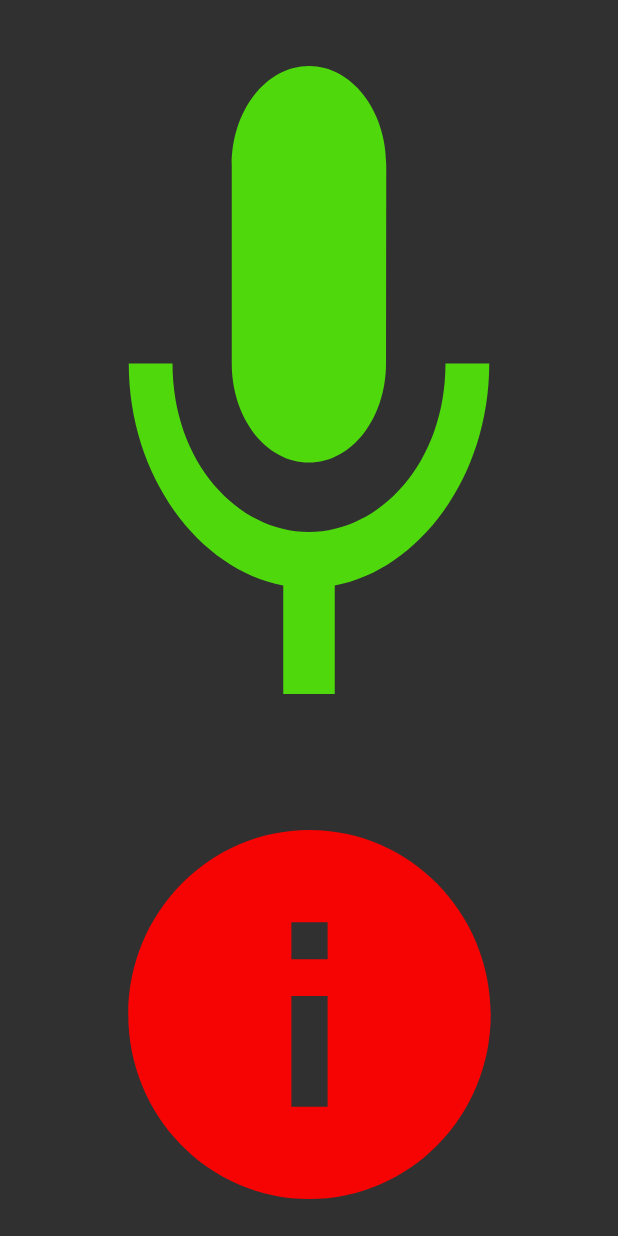
After one commit to volkancicek20/yolov5, an Android app: the Screen screen opened directly, with no data from a screen before it, on a phone screen of 412 x 824 dp. The commit adds this screen. Run offline under Robolectric (Android 15) with nearby library versions, the phone set to English and light mode, and no system bars.

Commit message:
Volkan Son Ürün

```diff
--- /dev/null
+++ b/app/src/main/java/com/example/yolov5tfliteandroid/Screen.java
@@ -0,0 +1,73 @@
+package com.example.yolov5tfliteandroid;
+
+import androidx.annotation.Nullable;
+import androidx.appcompat.app.AppCompatActivity;
+
+import android.content.pm.ActivityInfo;
+
+import android.os.Bundle;
+import android.content.Intent;
+import android.speech.RecognizerIntent;
+import android.speech.SpeechRecognizer;
+import android.speech.tts.TextToSpeech;
+import android.view.View;
+import android.widget.Button;
+
+import java.util.Locale;
+
+public class Screen extends AppCompatActivity {
+    TextToSpeech mTTS;
+    Button button2;
+    SpeechRecognizer speechRecognizer;
+    Intent specIntent;
+    TextToSpeech textToSpeech;
+    public String getText;
+    @Override
+    protected void onCreate(Bundle savedInstanceState) {
+        super.onCreate(savedInstanceState);
+        setContentView(R.layout.activity_screen);
+        this.setRequestedOrientation(ActivityInfo.SCREEN_ORIENTATION_PORTRAIT);
+        button2 = findViewById(R.id.button2);
+        textToSpeech = new TextToSpeech(getApplicationContext(), new TextToSpeech.OnInitListener() {
+            @Override
+            public void onInit(int i) {
+                if(i==TextToSpeech.SUCCESS){
+                    int language = textToSpeech.setLanguage(Locale.ENGLISH);
+                }
+            }
+        });
+        startPageInfo();
+    }
+
+    public void speak(View view){
+        Intent intent = new Intent(RecognizerIntent.ACTION_RECOGNIZE_SPEECH);
+        intent.putExtra(RecognizerIntent.EXTRA_LANGUAGE_MODEL,RecognizerIntent.LANGUAGE_MODEL_FREE_FORM);
+        intent.putExtra(RecognizerIntent.EXTRA_PROMPT,"Start Speaking");
+        startActivityForResult(intent,100);
+
+    }
+    public void info(View view){
+        //String infoString = "You can login by saying 'Start'. Also, tap the bottom of the screen once to learn about application usage.";
+        play();
+    }
+    public void startPageInfo(){
+        String infoString = "Click 2 times above the screen to say the commands, and 2 times below the screen to get information about the commands and the application.";
+        int speech = textToSpeech.speak(infoString, TextToSpeech.QUEUE_FLUSH,null);
+    }
+    public void play(){
+        String infoString = "You can start application by saying for example 'Start School'.";
+        int speech = textToSpeech.speak(infoString, TextToSpeech.QUEUE_FLUSH,null);
+    }
+    @Override
+    protected void onActivityResult(int requestCode, int resultCode, @Nullable Intent data) {
+        super.onActivityResult(requestCode, resultCode, data);
+        if(requestCode==100 && resultCode== RESULT_OK){
+            getText = data.getStringArrayListExtra(RecognizerIntent.EXTRA_RESULTS).get(0);
+            if(getText.equals("Start School") || getText.equals("start School") || getText.equals("Start school") || getText.equals("start school")){
+                Intent intent = new Intent(getApplicationContext(),MainActivity.class);
+                intent.putExtra("School",getText);
+                startActivity(intent);
+            }
+        }
+    }
+}
--- a/app/src/main/java/com/example/yolov5tfliteandroid/analysis/FullScreenAnalyse.java
+++ b/app/src/main/java/com/example/yolov5tfliteandroid/analysis/FullScreenAnalyse.java
@@ -7,7 +7,6 @@ import android.graphics.Color;
 import android.graphics.Matrix;
 import android.graphics.Paint;
 import android.graphics.RectF;
-import android.provider.ContactsContract;
 import android.util.Log;
 import android.widget.ImageView;
 import android.widget.TextView;
@@ -21,14 +20,12 @@ import com.example.yolov5tfliteandroid.detector.Yolov5TFLiteDetector;
 import com.example.yolov5tfliteandroid.utils.ImageProcess;
 import com.example.yolov5tfliteandroid.utils.Recognition;
 
-import org.tensorflow.lite.support.image.TensorImage;
 
 import java.util.ArrayList;
 
 import io.reactivex.rxjava3.android.schedulers.AndroidSchedulers;
 import io.reactivex.rxjava3.core.Observable;
 import io.reactivex.rxjava3.core.ObservableEmitter;
-import io.reactivex.rxjava3.core.Scheduler;
 import io.reactivex.rxjava3.schedulers.Schedulers;
 
 
--- a/app/src/main/java/com/example/yolov5tfliteandroid/utils/Recognition.java
+++ b/app/src/main/java/com/example/yolov5tfliteandroid/utils/Recognition.java
@@ -1,7 +1,7 @@
 package com.example.yolov5tfliteandroid.utils;
 
 import android.graphics.RectF;
-import android.media.MediaPlayer;
+
 
 
 public class Recognition {
--- /dev/null
+++ b/app/src/main/res/drawable/ic_baseline_info_24.xml
@@ -0,0 +1,5 @@
+<vector android:height="24dp" android:tint="#F60303"
+    android:viewportHeight="24" android:viewportWidth="24"
+    android:width="24dp" xmlns:android="http://schemas.android.com/apk/res/android">
+    <path android:fillColor="@android:color/white" android:pathData="M12,2C6.48,2 2,6.48 2,12s4.48,10 10,10 10,-4.48 10,-10S17.52,2 12,2zM13,17h-2v-6h2v6zM13,9h-2L11,7h2v2z"/>
+</vector>
--- /dev/null
+++ b/app/src/main/res/drawable/ic_baseline_mic_24.xml
@@ -0,0 +1,5 @@
+<vector android:height="24dp" android:tint="#4FD90D"
+    android:viewportHeight="24" android:viewportWidth="24"
+    android:width="24dp" xmlns:android="http://schemas.android.com/apk/res/android">
+    <path android:fillColor="@android:color/white" android:pathData="M12,14c1.66,0 2.99,-1.34 2.99,-3L15,5c0,-1.66 -1.34,-3 -3,-3S9,3.34 9,5v6c0,1.66 1.34,3 3,3zM17.3,11c0,3 -2.54,5.1 -5.3,5.1S6.7,14 6.7,11L5,11c0,3.41 2.72,6.23 6,6.72L11,21h2v-3.28c3.28,-0.48 6,-3.3 6,-6.72h-1.7z"/>
+</vector>
--- /dev/null
+++ b/app/src/main/res/layout/activity_screen.xml
@@ -0,0 +1,31 @@
+<?xml version="1.0" encoding="utf-8"?>
+<androidx.constraintlayout.widget.ConstraintLayout xmlns:android="http://schemas.android.com/apk/res/android"
+    xmlns:app="http://schemas.android.com/apk/res-auto"
+    xmlns:tools="http://schemas.android.com/tools"
+    android:layout_width="match_parent"
+    android:layout_height="match_parent"
+    tools:context=".Screen">
+
+    <Button
+        android:id="@+id/button2"
+        android:layout_width="290dp"
+        android:layout_height="295dp"
+        android:background="@drawable/ic_baseline_info_24"
+        android:onClick="info"
+        app:layout_constraintBottom_toBottomOf="parent"
+        app:layout_constraintEnd_toEndOf="parent"
+        app:layout_constraintStart_toStartOf="parent"
+        app:layout_constraintTop_toBottomOf="@+id/button" />
+
+    <Button
+        android:id="@+id/button"
+        android:layout_width="0dp"
+        android:layout_height="0dp"
+        android:background="@drawable/ic_baseline_mic_24"
+        android:onClick="speak"
+        app:layout_constraintBottom_toTopOf="@+id/button2"
+        app:layout_constraintEnd_toEndOf="parent"
+        app:layout_constraintStart_toStartOf="parent"
+        app:layout_constraintTop_toTopOf="parent" />
+
+</androidx.constraintlayout.widget.ConstraintLayout>
--- a/app/src/main/res/values/strings.xml
+++ b/app/src/main/res/values/strings.xml
@@ -2,6 +2,6 @@
     <string name="app_name">Blind Guardians</string>
 
     <string-array name="model">
-        <item>bizimModel</item>
+        <item>RTEkampus</item>
     </string-array>
 </resources>
--- a/build.gradle
+++ b/build.gradle
@@ -5,7 +5,7 @@ buildscript {
         mavenCentral()
     }
     dependencies {
-        classpath "com.android.tools.build:gradle:7.0.4"
+        classpath 'com.android.tools.build:gradle:7.3.1'
 
         // NOTE: Do not place your application dependencies here; they belong
         // in the individual module build.gradle files
```
Also changed, not shown: app/src/main/AndroidManifest.xml (+15 -1 lines), app/src/main/java/com/example/yolov5tfliteandroid/MainActivity.java (+21 -14 lines), app/src/main/java/com/example/yolov5tfliteandroid/analysis/FullImageAnalyse.java (+0 -8 lines), app/src/main/java/com/example/yolov5tfliteandroid/detector/Yolov5TFLiteDetector.java (+17 -23 lines), app/src/main/res/layout/activity_main.xml (+3 -4 lines), gradle/wrapper/gradle-wrapper.properties, 1 other file.
